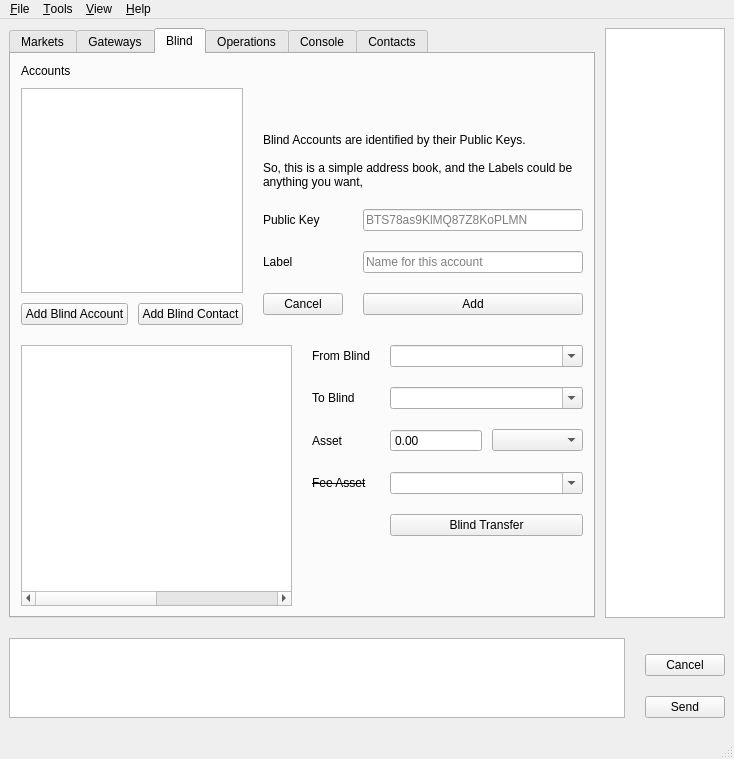
First picture: the form in bitsharesqt/mainwindow.ui, repository jhtitor/citadel, before the edit.
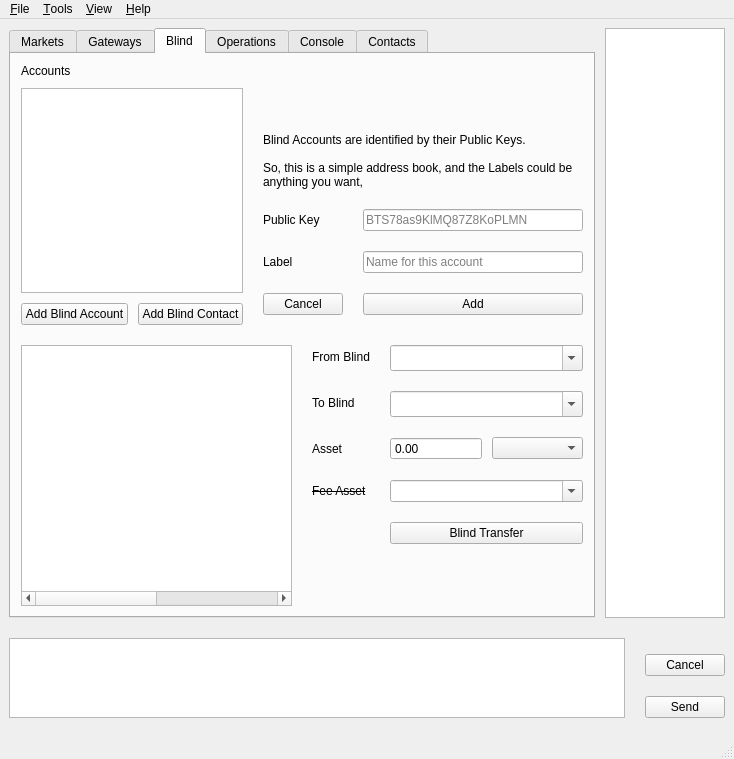
Second picture: the form after the edit. The open tabs and pages were chosen to show the change. Icons and pictures are not drawn. Custom widgets are drawn as their Qt base class.

```diff
--- a/bitsharesqt/mainwindow.ui
+++ b/bitsharesqt/mainwindow.ui
@@ -2151,6 +2151,12 @@
                 </item>
                 <item row="0" column="1">
                  <widget class="QComboBox" name="blindSource">
+                  <property name="minimumSize">
+                   <size>
+                    <width>0</width>
+                    <height>26</height>
+                   </size>
+                  </property>
                   <property name="baseSize">
                    <size>
                     <width>0</width>
@@ -2164,6 +2170,12 @@
                 </item>
                 <item row="1" column="1">
                  <widget class="QComboBox" name="blindDestination">
+                  <property name="minimumSize">
+                   <size>
+                    <width>0</width>
+                    <height>26</height>
+                   </size>
+                  </property>
                   <property name="baseSize">
                    <size>
                     <width>0</width>
```
Left out of the diff: 14 changed lines with no effect on the pictures.
